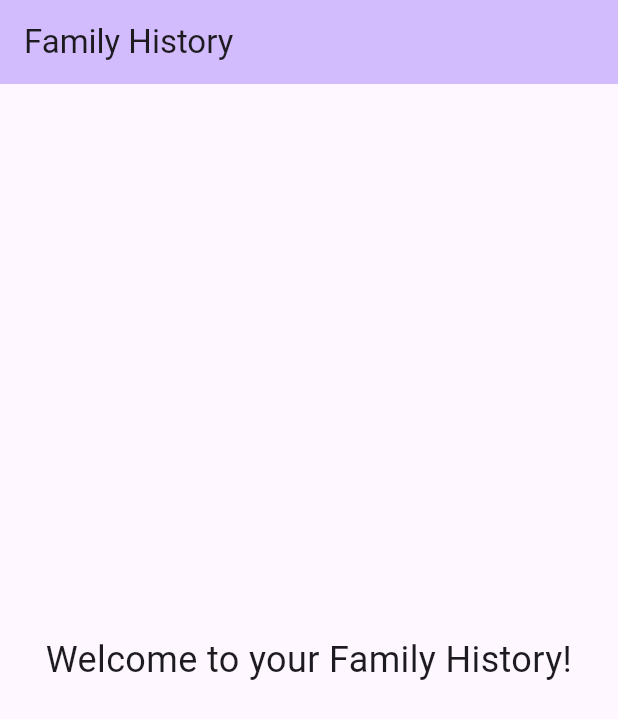
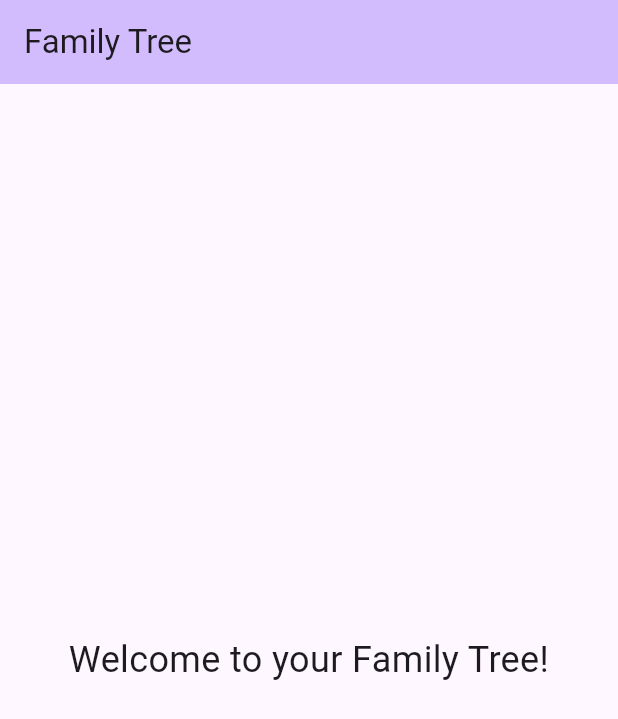
Before and after one commit to could-ai/019a5282-9cc2-788d-9d3b-b84e694f084b, a Flutter app: the screen it shows after launch, on a phone screen of 412 x 824 dp. Shown: the top 719 px of the screen. Run offline on Flutter 3.47's test engine with Material 3 defaults, Android fonts, the phone set to English and light mode, and no system bars.

Commit message:
To align with the new application name, I have updated the title in the main application file. The `MaterialApp` title and the `MyHomePage` title have been changed from 'Family History' to 'Family Tree'. Additionally, the welcome text on the home screen has been updated to 'Welcome to your Family Tree!' for a consistent user experience.; The project's README file has been updated to reflect the new application name. I have changed the main title from 'Family History' to 'Family Tree' and updated the description to 'A family tree application.'. This ensures that the project documentation is consistent with the application's branding.; To ensure brand consistency for the web version of the application, I have updated the metadata in the main HTML file. The browser tab will now display 'Family Tree' as the title. Additionally, the description and the `apple-mobile-web-app-title` meta tags have been changed to 'A family tree application.' and 'Family Tree' respectively.; I've updated the project's package name to `family_tree` to better reflect the application's purpose. The description has also been changed to "A family tree application." to provide a more accurate summary of the project. These changes ensure that the project's metadata is clear and consistent.

```diff
--- a/usr/lib/main.dart
+++ b/usr/lib/main.dart
@@ -10,13 +10,13 @@ class MyApp extends StatelessWidget {
   @override
   Widget build(BuildContext context) {
     return MaterialApp(
-      title: 'Family History',
+      title: 'Family Tree',
       debugShowCheckedModeBanner: false,
       theme: ThemeData(
         colorScheme: ColorScheme.fromSeed(seedColor: Colors.deepPurple),
         useMaterial3: true,
       ),
-      home: const MyHomePage(title: 'Family History'),
+      home: const MyHomePage(title: 'Family Tree'),
     );
   }
 }
@@ -37,7 +37,7 @@ class MyHomePage extends StatelessWidget {
         child: Padding(
           padding: EdgeInsets.all(16.0),
           child: Text(
-            'Welcome to your Family History!',
+            'Welcome to your Family Tree!',
             style: TextStyle(fontSize: 24),
             textAlign: TextAlign.center,
           ),
--- a/usr/pubspec.yaml
+++ b/usr/pubspec.yaml
@@ -1,5 +1,5 @@
-name: couldai_user_app
-description: "A family history application."
+name: family_tree
+description: "A family tree application."
 # The following line prevents the package from being accidentally published to
 # pub.dev using `flutter pub publish`. This is preferred for private packages.
 publish_to: 'none' # Remove this line if you wish to publish to pub.dev
```
Also changed, not shown: 2 other files.
